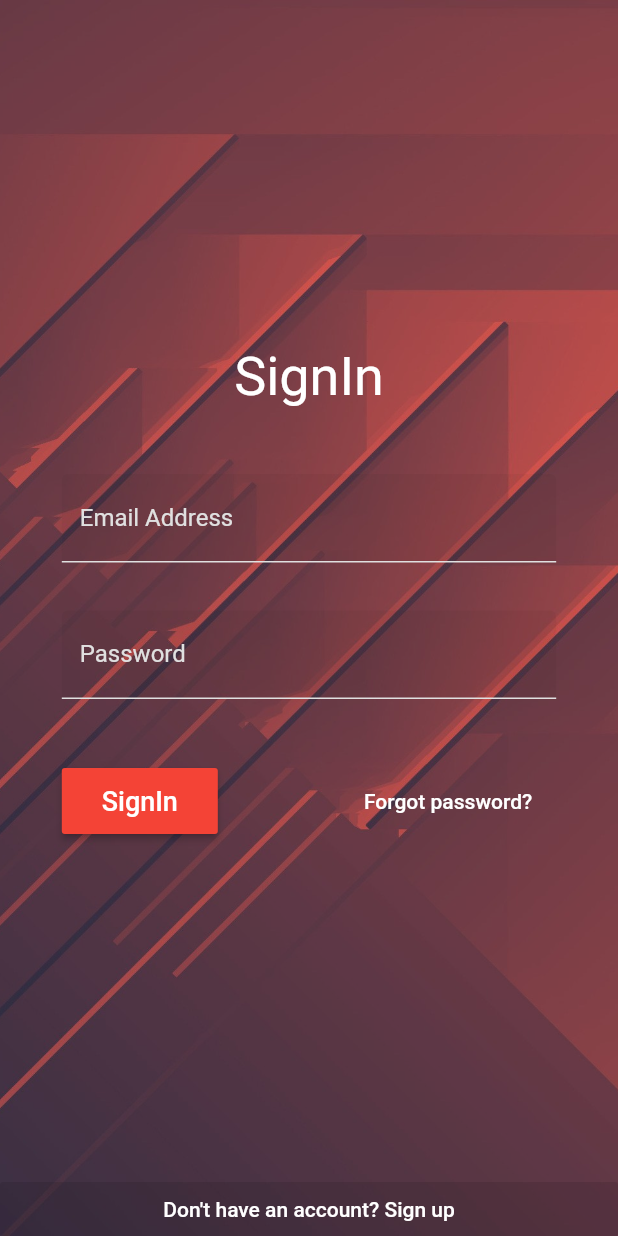
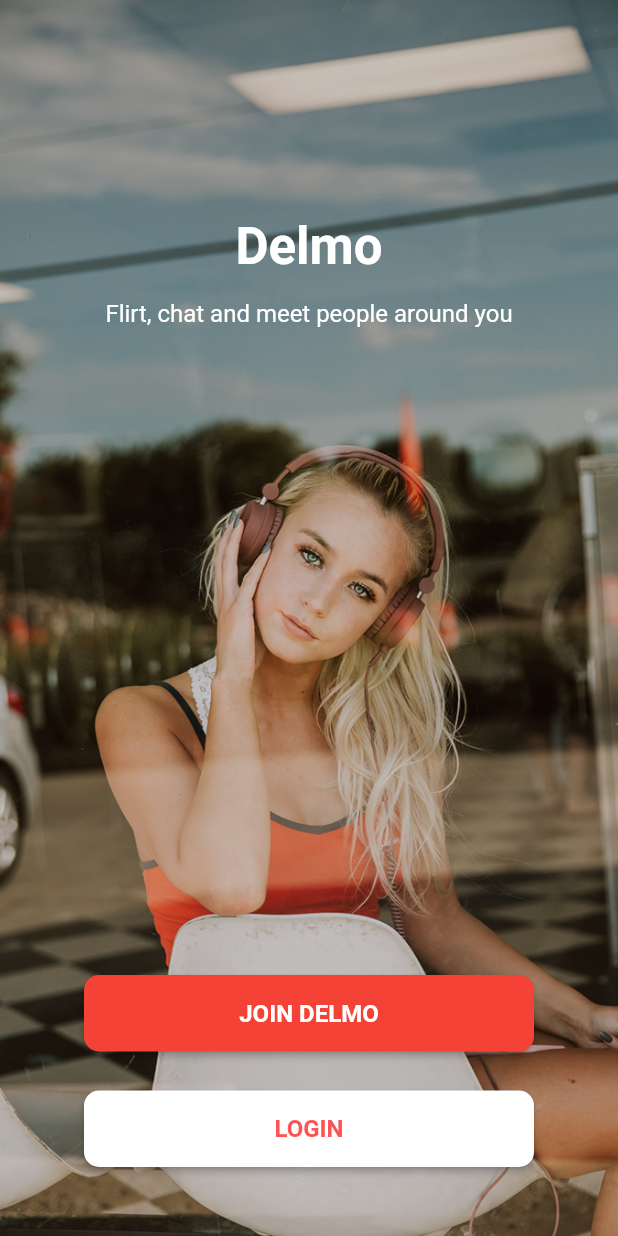
Before and after one commit to khorotyan/delmo, a Flutter app: the screen it shows after launch, on a phone screen of 412 x 824 dp. Run offline on Flutter 3.47's test engine with Material 2 defaults, Android fonts, the phone set to English and light mode, and no system bars.

Commit message:
Auth options screen, and overall ui improvements

```diff
--- a/delmo/lib/main.dart
+++ b/delmo/lib/main.dart
@@ -23,9 +23,9 @@ class _MainState extends State<Main> {
           buttonColor: Colors.redAccent),
       routes: {
         // Later check, if authenticated take to another screen else to auth page
-        '/': (BuildContext context) => AuthPage(isSignIn: true),
-        '/signin': (BuildContext context) => AuthPage(isSignIn: true),
-        '/signup': (BuildContext context) => AuthPage(isSignIn: false),
+        '/': (BuildContext context) => AuthOptions(),
+        '/signIn': (BuildContext context) => AuthPage(isSignIn: true),
+        '/signUp': (BuildContext context) => AuthPage(isSignIn: false),
         '/forgotPassword': (BuildContext context) => ForgotPassword()
       },
     );
--- a/delmo/lib/screens/auth/auth_options.dart
+++ b/delmo/lib/screens/auth/auth_options.dart
@@ -0,0 +1,94 @@
+import 'package:flutter/material.dart';
+import 'package:flutter/services.dart';
+
+class AuthOptions extends StatefulWidget {
+  @override
+  State<StatefulWidget> createState() {
+    return _AuthOptionsState();
+  }
+}
+
+class _AuthOptionsState extends State<AuthOptions> {
+  @override
+  void initState() {
+    SystemChrome.setPreferredOrientations([DeviceOrientation.portraitUp]);
+
+    super.initState();
+  }
+
+  @override
+  Widget build(BuildContext context) {
+    return Scaffold(
+        body: Container(
+      alignment: Alignment(0.0, 0.0),
+      decoration: BoxDecoration(image: _getBackgroundImage()),
+      child: Container(
+          alignment: Alignment(0.0, 0.0),
+          width: MediaQuery.of(context).size.width * 0.8,
+          child: Column(children: <Widget>[
+            Spacer(flex: 1),
+            _buildAppName(),
+            SizedBox(height: 16.0),
+            _buildAppSlogan(),
+            Spacer(flex: 3),
+            _buildJoinButton(),
+            SizedBox(height: 26.0),
+            _buildLoginButton(),
+            SizedBox(height: 46.0)
+          ])),
+    ));
+  }
+
+  DecorationImage _getBackgroundImage() {
+    return DecorationImage(
+        fit: BoxFit.cover,
+        colorFilter:
+            ColorFilter.mode(Colors.red.withOpacity(0.05), BlendMode.srcOver),
+        image: AssetImage('images/auth_background.jpg'));
+  }
+
+  Text _buildAppName() {
+    return Text('Delmo',
+        style: TextStyle(
+            color: Colors.white,
+            fontFamily: '',
+            fontSize: 34.0,
+            fontWeight: FontWeight.bold));
+  }
+
+  Text _buildAppSlogan() {
+    return Text('Flirt, chat and meet people around you',
+        style: TextStyle(color: Colors.white, fontSize: 16.0));
+  }
+
+  ButtonTheme _buildJoinButton() {
+    return ButtonTheme(
+        minWidth: 300.0,
+        height: 51.0,
+        child: RaisedButton(
+            child: Text('JOIN DELMO',
+                style: TextStyle(
+                    color: Colors.white,
+                    fontSize: 16.0,
+                    fontWeight: FontWeight.bold)),
+            shape: RoundedRectangleBorder(
+                borderRadius: BorderRadius.circular(10.0)),
+            onPressed: () => Navigator.pushNamed(context, '/signUp')));
+  }
+
+  ButtonTheme _buildLoginButton() {
+    return ButtonTheme(
+        minWidth: 300.0,
+        height: 51.0,
+        child: RaisedButton(
+            color: Colors.white,
+            child: Text('LOGIN',
+                style: TextStyle(
+                    color: Colors.redAccent,
+                    fontSize: 16.0,
+                    fontWeight: FontWeight.bold)),
+            shape: RoundedRectangleBorder(
+                borderRadius: BorderRadius.circular(10.0)),
+            onPressed: () => Navigator.pushNamed(context, '/signIn')));
+  }
+}
--- a/delmo/lib/screens/auth/index.dart
+++ b/delmo/lib/screens/auth/index.dart
@@ -1,2 +1,3 @@
 export 'auth.dart';
 export 'forgot_password.dart';
+export 'auth_options.dart';
--- a/delmo/pubspec.yaml
+++ b/delmo/pubspec.yaml
@@ -47,6 +47,7 @@ flutter:
   # To add assets to your application, add an assets section, like this:
   assets:
    - images/login_background.jpg
+   - images/auth_background.jpg
 
   # An image asset can refer to one or more resolution-specific "variants", see
   # https://flutter.io/assets-and-images/#resolution-aware.
```
Also changed, not shown: delmo/lib/screens/auth/auth.dart (+30 -16 lines), delmo/lib/screens/auth/forgot_password.dart (+12 -7 lines), delmo/images/auth_background.jpg (added).
